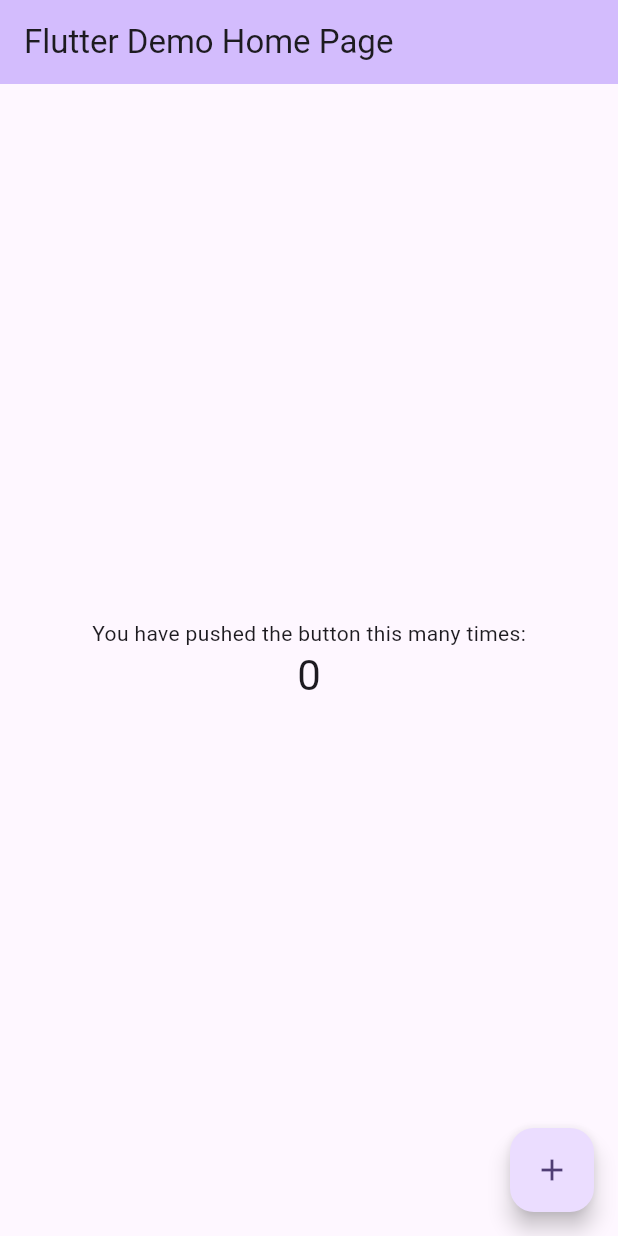
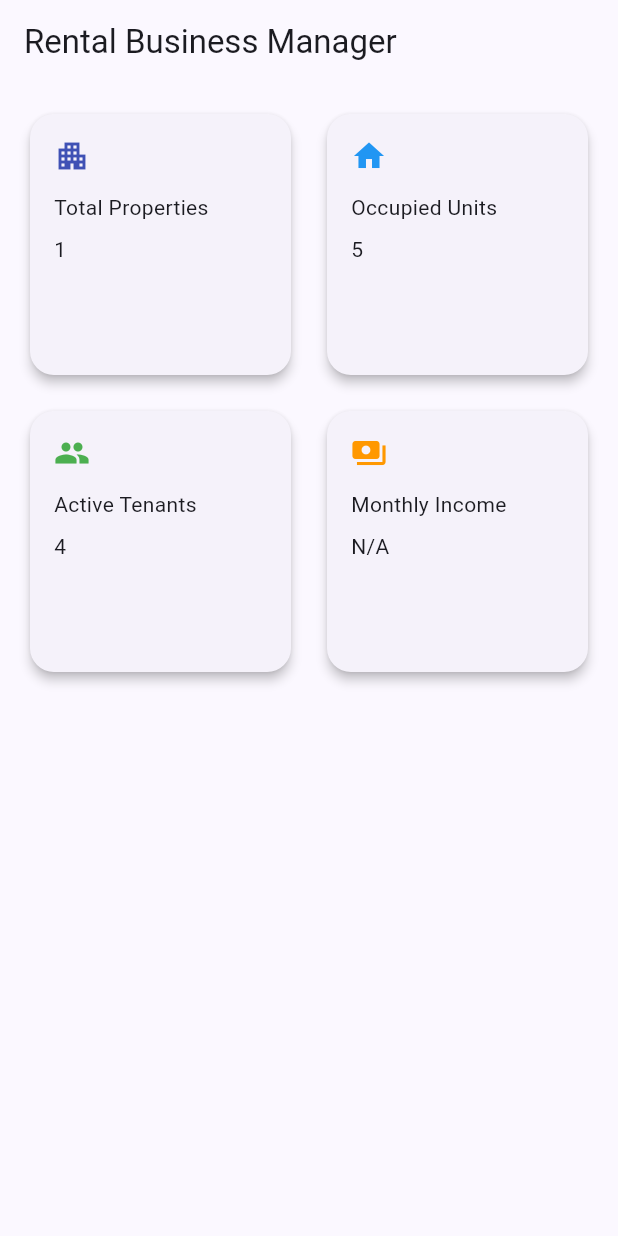
Before and after one commit to irainocencio/rental-business-manager, a Flutter app: the screen it shows after launch, on a phone screen of 412 x 824 dp. Run offline on Flutter 3.47's test engine with Material 3 defaults, Android fonts, the phone set to English and light mode, and no system bars.

Commit message:
feat: implement reusable dashboard statistic cards

```diff
--- /dev/null
+++ b/dashboard_page.dart
@@ -0,0 +1,34 @@
+import 'package:flutter/material.dart';
+import 'package:rental_business_manager/features/dashboard/widgets/statistic_card.dart';
+
+class DashboardPage extends StatelessWidget {
+  const DashboardPage({super.key});
+
+  @override
+  Widget build(BuildContext context) {
+    return Scaffold(
+      appBar: AppBar(
+        title: const Text('Rental Business Manager'),
+      ),
+
+      body: Center(
+        child: GridView.count(
+          crossAxisCount: 2,
+          crossAxisSpacing: 16,
+          mainAxisSpacing: 16,
+          children: const [
+            StatisticCard(
+              title: 'Total Units',
+              value: '5',
+              icon: Icons.home,
+              color: Colors.blue,
+            ),
+
+
+
+          ],
+        ),
+      ),
+    );
+  }
+}
--- /dev/null
+++ b/lib/app.dart
@@ -0,0 +1,20 @@
+import 'package:flutter/material.dart';
+import 'package:rental_business_manager/features/dashboard/dashboard_page.dart';
+
+class RentalBusinessManagerApp extends StatelessWidget {
+  const RentalBusinessManagerApp({super.key});
+
+  @override
+  Widget build(BuildContext context) {
+    return MaterialApp(
+      title: 'Rental Business Manager',
+      debugShowCheckedModeBanner: false,
+      theme: ThemeData(
+        colorScheme: ColorScheme.fromSeed(
+          seedColor: Colors.indigo,
+        ),
+      ),
+      home: const DashboardPage(),
+    );
+  }
+}
--- /dev/null
+++ b/lib/features/dashboard/dashboard_page.dart
@@ -0,0 +1,53 @@
+import 'package:flutter/material.dart';
+import 'package:rental_business_manager/features/dashboard/widgets/statistic_card.dart';
+
+class DashboardPage extends StatelessWidget {
+  const DashboardPage({super.key});
+
+  @override
+  Widget build(BuildContext context) {
+    return Scaffold(
+      appBar: AppBar(
+        title: const Text('Rental Business Manager'),
+      ),
+
+      body: Center(
+        child: GridView.count(
+          padding: const EdgeInsets.all(16),
+          crossAxisCount: 2,
+          crossAxisSpacing: 16,
+          mainAxisSpacing: 16,
+          children: const [
+            StatisticCard(
+              title: 'Total Properties',
+              value: '1',
+              icon: Icons.apartment,
+              color: Colors.indigo,
+            ),
+            StatisticCard(
+              title: 'Occupied Units',
+              value: '5',
+              icon: Icons.home,
+              color: Colors.blue,
+            ),
+            StatisticCard(
+              title: 'Active Tenants',
+              value: '4',
+              icon: Icons.people,
+              color: Colors.green,
+            ),
+            StatisticCard(
+              title: 'Monthly Income',
+              value: 'N/A',
+              icon: Icons.payments,
+              color: Colors.orange,
+            ),
+
+
+
+          ],
+        ),
+      ),
+    );
+  }
+}
--- /dev/null
+++ b/lib/features/dashboard/widgets/statistic_card.dart
@@ -0,0 +1,57 @@
+import 'package:flutter/material.dart';
+
+class StatisticCard extends StatelessWidget {
+
+  const StatisticCard({
+
+    super.key,
+    required this.title,
+    required this.value,
+    required this.icon,
+    required this.color,
+
+  });
+
+  final String title;
+  final String value;
+  final IconData icon;
+  final Color color;
+
+
+
+  @override
+  Widget build(BuildContext context) {
+
+    return Card(
+
+      elevation: 3,
+      shape: RoundedRectangleBorder(
+        borderRadius: BorderRadius.circular(16),
+
+      ),
+
+       child: Padding(
+        padding: const EdgeInsets.all(16),
+
+        child: Column(
+          crossAxisAlignment: CrossAxisAlignment.start,
+
+          children: [
+            Icon(
+              icon,
+              color: color,
+            ),
+
+            SizedBox(height: 12),
+            Text(title),
+
+            SizedBox(height: 8),
+            Text(value),
+
+          ],
+
+        ),
+      ),
+    );
+  }
+}
--- a/lib/main.dart
+++ b/lib/main.dart
@@ -1,122 +1,6 @@
 import 'package:flutter/material.dart';
+import 'package:rental_business_manager/app.dart';
 
 void main() {
-  runApp(const MyApp());
+  runApp(const RentalBusinessManagerApp());
 }
-
-class MyApp extends StatelessWidget {
-  const MyApp({super.key});
-
-  // This widget is the root of your application.
-  @override
-  Widget build(BuildContext context) {
-    return MaterialApp(
-      title: 'Flutter Demo',
-      theme: ThemeData(
-        // This is the theme of your application.
-        //
-        // TRY THIS: Try running your application with "flutter run". You'll see
-        // the application has a purple toolbar. Then, without quitting the app,
-        // try changing the seedColor in the colorScheme below to Colors.green
-        // and then invoke "hot reload" (save your changes or press the "hot
-        // reload" button in a Flutter-supported IDE, or press "r" if you used
-        // the command line to start the app).
-        //
-        // Notice that the counter didn't reset back to zero; the application
-        // state is not lost during the reload. To reset the state, use hot
-        // restart instead.
-        //
-        // This works for code too, not just values: Most code changes can be
-        // tested with just a hot reload.
-        colorScheme: .fromSeed(seedColor: Colors.deepPurple),
-      ),
-      home: const MyHomePage(title: 'Flutter Demo Home Page'),
-    );
-  }
-}
-
-class MyHomePage extends StatefulWidget {
-  const MyHomePage({super.key, required this.title});
-
-  // This widget is the home page of your application. It is stateful, meaning
-  // that it has a State object (defined below) that contains fields that affect
-  // how it looks.
-
-  // This class is the configuration for the state. It holds the values (in this
-  // case the title) provided by the parent (in this case the App widget) and
-  // used by the build method of the State. Fields in a Widget subclass are
-  // always marked "final".
-
-  final String title;
-
-  @override
-  State<MyHomePage> createState() => _MyHomePageState();
-}
-
-class _MyHomePageState extends State<MyHomePage> {
-  int _counter = 0;
-
-  void _incrementCounter() {
-    setState(() {
-      // This call to setState tells the Flutter framework that something has
-      // changed in this State, which causes it to rerun the build method below
-      // so that the display can reflect the updated values. If we changed
-      // _counter without calling setState(), then the build method would not be
-      // called again, and so nothing would appear to happen.
-      _counter++;
-    });
-  }
-
-  @override
-  Widget build(BuildContext context) {
-    // This method is rerun every time setState is called, for instance as done
-    // by the _incrementCounter method above.
-    //
-    // The Flutter framework has been optimized to make rerunning build methods
-    // fast, so that you can just rebuild anything that needs updating rather
-    // than having to individually change instances of widgets.
-    return Scaffold(
-      appBar: AppBar(
-        // TRY THIS: Try changing the color here to a specific color (to
-        // Colors.amber, perhaps?) and trigger a hot reload to see the AppBar
-        // change color while the other colors stay the same.
-        backgroundColor: Theme.of(context).colorScheme.inversePrimary,
-        // Here we take the value from the MyHomePage object that was created by
-        // the App.build method, and use it to set our appbar title.
-        title: Text(widget.title),
-      ),
-      body: Center(
-        // Center is a layout widget. It takes a single child and positions it
-        // in the middle of the parent.
-        child: Column(
-          // Column is also a layout widget. It takes a list of children and
-          // arranges them vertically. By default, it sizes itself to fit its
-          // children horizontally, and tries to be as tall as its parent.
-          //
-          // Column has various properties to control how it sizes itself and
-          // how it positions its children. Here we use mainAxisAlignment to
-          // center the children vertically; the main axis here is the vertical
-          // axis because Columns are vertical (the cross axis would be
-          // horizontal).
-          //
-          // TRY THIS: Invoke "debug painting" (choose the "Toggle Debug Paint"
-          // action in the IDE, or press "p" in the console), to see the
-          // wireframe for each widget.
-          mainAxisAlignment: .center,
-          children: [
-            const Text('You have pushed the button this many times:'),
-            Text(
-              '$_counter',
-              style: Theme.of(context).textTheme.headlineMedium,
-            ),
-          ],
-        ),
-      ),
-      floatingActionButton: FloatingActionButton(
-        onPressed: _incrementCounter,
-        tooltip: 'Increment',
-        child: const Icon(Icons.add),
-      ),
-    );
-  }
-}
```
Also changed, not shown: flutter_01.png (added), 1 other file.
